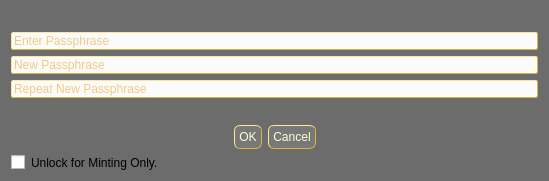
Above: src/qt/forms/askpassphrasedialog.ui from xming/carpediemcoin before the change. Below: the same form after it.
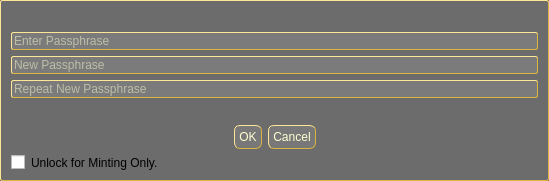
That is the form after the change.

Commit message: Bumped target block for new PoS Protocol. Updated inconsistent UI pages. Added some color to transaction icons.

What changed in the file:
```diff
--- a/src/qt/forms/askpassphrasedialog.ui
+++ b/src/qt/forms/askpassphrasedialog.ui
@@ -32,7 +32,7 @@
    <string>Passphrase Dialog</string>
   </property>
   <property name="styleSheet">
-   <string notr="true">QDialog {background-color: #6C6C6C; color: #FFFFD3 } QPushButton { background-color: #787878; color: #FFFFD3; border-style:outset; border-color: #dcb540; border-width: 1px; border-radius: 6px; padding: 4px} QPushButton::hover { background-color: #6C6C6C; color: #FFFFD3; border-style:outset; border-color: #dcb540; border-width: 1px; border-radius: 6px; padding: 4px}  QPushButton::pressed {background-color: #FBFBFB; color: #E5990C; border-style:outset; border-color: #DCB540; border-radius: 6px; padding: 4px} QLabel {color: #FFFFD3} QLineEdit {background-color: #FBFBFB; color: #E5990C; border-style:outset; border-color: #dcb540; border-width: 1px; border-radius: 2px; padding: 0px }</string>
+   <string notr="true">QDialog {background-color: #6C6C6C; color: #FFFFD3;; border-style:outset; border-color: #dcb540; border-width: 1px; border-radius: 2px; padding: 0px } QPushButton { background-color: #787878; color: #FFFFD3; border-style:outset; border-color: #dcb540; border-width: 1px; border-radius: 6px; padding: 4px} QPushButton::hover { background-color: #6C6C6C; color: #FFFFD3; border-style:outset; border-color: #dcb540; border-width: 1px; border-radius: 6px; padding: 4px}  QPushButton::pressed {background-color: #FBFBFB; color: #E5990C; border-style:outset; border-color: #DCB540; border-radius: 6px; padding: 4px} QLabel {color: #FFFFD3} QLineEdit {background-color: #7B7B7B; color: #FFFFD3;; border-style:outset; border-color: #dcb540; border-width: 1px; border-radius: 2px; padding: 0px }</string>
   </property>
   <property name="sizeGripEnabled">
    <bool>false</bool>
```
The commit also changes 18 other files.
